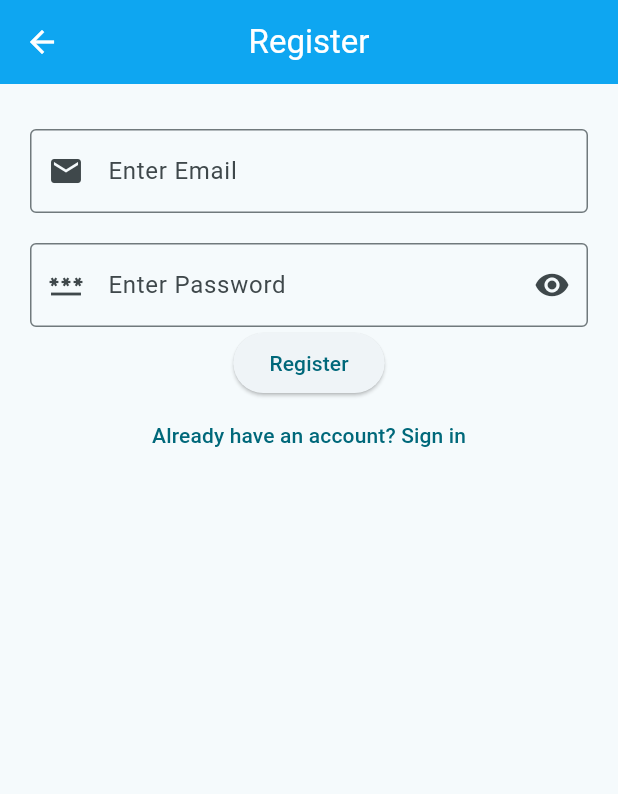
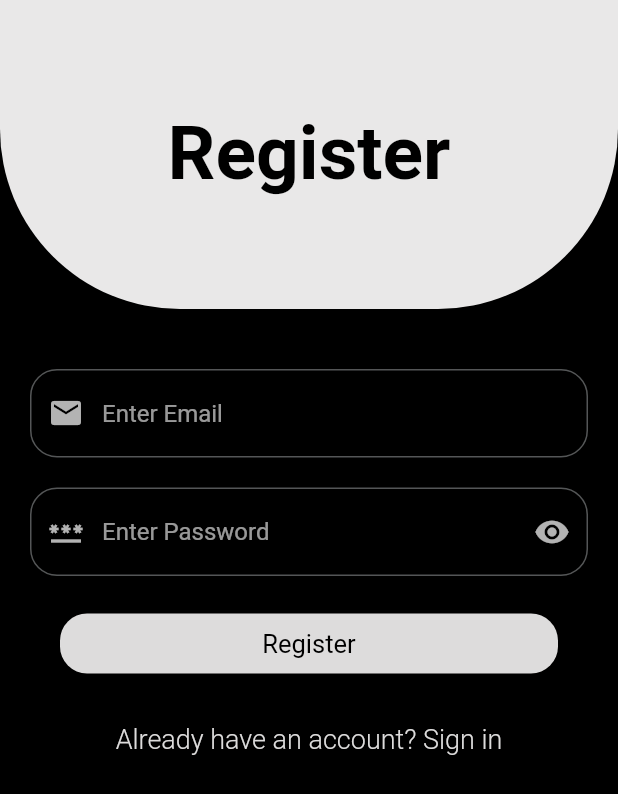
Before and after one commit to ZaynMeledath/zynotes, a Flutter app: the screen it shows after launch, after a tap on "Login or Register", after a tap on "Create an Account", on a phone screen of 412 x 824 dp. Shown: the top 794 px of the screen. Run offline on Flutter 3.47's test engine with Material 2 defaults, Android fonts, the phone set to English and light mode, and no system bars; our stand-ins replace firebase_auth, firebase_core, sqflite; accounts and stored records are empty; network calls fail.

Commit message:
Step-11.0
Login and Register page UI updated

```diff
--- a/lib/main.dart
+++ b/lib/main.dart
@@ -33,13 +33,20 @@ class MyApp extends StatelessWidget {
       },
       title: 'ZyNotes',
       theme: ThemeData(
-        colorScheme: ColorScheme.fromSeed(
-            seedColor: const Color.fromARGB(255, 5, 177, 207)),
-        useMaterial3: true,
-        appBarTheme: const AppBarTheme(
-            foregroundColor: Colors.white,
-            backgroundColor: Color.fromARGB(255, 14, 166, 241)),
-      ),
+          scaffoldBackgroundColor: Colors.black,
+          appBarTheme: const AppBarTheme(
+            backgroundColor: Color.fromARGB(255, 11, 11, 11),
+            titleTextStyle: TextStyle(
+              color: Color.fromARGB(255, 167, 166, 166),
+              fontSize: 23,
+              fontWeight: FontWeight.w500,
+            ),
+          ),
+          colorScheme: ColorScheme.fromSeed(
+            seedColor: Colors.white,
+            brightness: Brightness.dark,
+            primary: const Color.fromARGB(255, 221, 220, 220),
+          )),
       home: const HomePage(),
     );
   }
--- a/lib/utilities/dialogs/generic_dialog.dart
+++ b/lib/utilities/dialogs/generic_dialog.dart
@@ -12,11 +12,13 @@ Future<T?> showGenericDialog<T>({
       context: context,
       builder: (context) {
         return AlertDialog(
+          backgroundColor: const Color.fromARGB(255, 29, 29, 29),
+          elevation: 80,
           title: Text(title),
           content: Text(content),
           actions: options.keys.map((optionTitle) {
             final T? value = options[optionTitle];
-            return ElevatedButton(
+            return TextButton(
                 onPressed: () {
                   if (value != null) {
                     Navigator.of(context).pop(value);
--- a/lib/views/guest_view.dart
+++ b/lib/views/guest_view.dart
@@ -23,14 +23,28 @@ class _GuestViewState extends State<GuestView> {
           child: Center(
             child: Column(
               children: [
-                const Text('Hi Guest'),
-                const Text('WELCOME TO ZYNOTES'),
-                ElevatedButton(
-                    onPressed: () {
-                      Navigator.of(context)
-                          .pushNamedAndRemoveUntil(loginView, (route) => false);
-                    },
-                    child: const Text('Login or Register'))
+                const Padding(
+                    padding: EdgeInsets.only(bottom: 8, top: 3),
+                    child: Text(
+                      'Hi Guest',
+                      style: TextStyle(
+                        fontSize: 25,
+                        fontWeight: FontWeight.w500,
+                      ),
+                    )),
+                const Text(
+                  'WELCOME TO ZYNOTES',
+                  style: TextStyle(fontSize: 25, fontWeight: FontWeight.w500),
+                ),
+                Padding(
+                  padding: const EdgeInsets.only(top: 8),
+                  child: ElevatedButton(
+                      onPressed: () {
+                        Navigator.of(context).pushNamedAndRemoveUntil(
+                            loginView, (route) => false);
+                      },
+                      child: const Text('Login or Register')),
+                )
               ],
             ),
           ),
--- a/lib/views/login_view.dart
+++ b/lib/views/login_view.dart
@@ -35,21 +35,42 @@ class _LoginViewState extends State<LoginView> {
 
   @override
   Widget build(BuildContext context) {
+    final screenWidth = MediaQuery.of(context).size.width;
+    final screenHeight = MediaQuery.of(context).size.height;
+    final isKeyboard = MediaQuery.of(context).viewInsets.bottom != 0;
     return Scaffold(
-        appBar: AppBar(
-          centerTitle: true,
-          title: const Text('Login'),
+        body: SafeArea(
+      child: Column(children: [
+        Container(
+          width: screenWidth,
+          height: isKeyboard ? screenHeight * .10 : screenHeight * .25,
+          decoration: const BoxDecoration(
+              color: Color.fromARGB(255, 233, 232, 232),
+              borderRadius: BorderRadius.only(
+                  bottomLeft: Radius.circular(120),
+                  bottomRight: Radius.circular(120))),
+          child: const Center(
+            child: Text(
+              'Login',
+              style: TextStyle(
+                color: Colors.black,
+                fontSize: 50,
+                fontWeight: FontWeight.bold,
               ),
-        body: Container(
-            padding: const EdgeInsets.symmetric(horizontal: 20, vertical: 30),
+            ),
+          ),
+        ),
+        Padding(
+          padding: const EdgeInsets.symmetric(horizontal: 20, vertical: 40),
           child: Column(
             children: [
               TextField(
                 controller: _email,
-                  decoration: const InputDecoration(
+                decoration: InputDecoration(
                     hintText: 'Enter Email',
-                      border: OutlineInputBorder(),
-                      prefixIcon: Icon(Icons.email)),
+                    border: OutlineInputBorder(
+                        borderRadius: BorderRadius.circular(18)),
+                    prefixIcon: const Icon(Icons.email)),
                 autocorrect: false,
                 keyboardType: TextInputType.emailAddress,
               ),
@@ -62,7 +83,8 @@ class _LoginViewState extends State<LoginView> {
                   enableSuggestions: false,
                   decoration: InputDecoration(
                       hintText: 'Enter Password',
-                        border: const OutlineInputBorder(),
+                      border: OutlineInputBorder(
+                          borderRadius: BorderRadius.circular(18)),
                       prefixIcon: const Icon(Icons.password),
                       suffixIcon: IconButton(
                         icon: Icon(_passwordVisible
@@ -76,8 +98,8 @@ class _LoginViewState extends State<LoginView> {
                       )),
                 ),
               ),
-                ElevatedButton(
-                  onPressed: () async {
+              GestureDetector(
+                onTap: () async {
                   final email = _email.text;
                   final password = _password.text;
                   showDialog(
@@ -129,15 +151,44 @@ class _LoginViewState extends State<LoginView> {
                     );
                   }
                 },
-                  child: const Text('Login'),
+                child: Padding(
+                  padding: const EdgeInsets.only(
+                    left: 20,
+                    right: 20,
+                    top: 25,
                   ),
+                  child: Container(
+                    width: double.infinity,
+                    height: 40,
+                    decoration: BoxDecoration(
+                      color: const Color.fromARGB(255, 221, 220, 220),
+                      borderRadius: BorderRadius.circular(18),
+                    ),
+                    child: const Center(
+                      child: Text('Login',
+                          style: TextStyle(
+                            fontSize: 17,
+                            color: Colors.black,
+                          )),
+                    ),
+                  ),
+                ),
+              ),
+              const SizedBox(height: 20),
               TextButton(
                   onPressed: () {
                     Navigator.of(context).pushNamedAndRemoveUntil(
                         registerView, (route) => route.isFirst);
                   },
-                    child: const Text('Create an Account'))
+                  child: const Text('Create an Account',
+                      style: TextStyle(
+                        fontSize: 18,
+                        fontWeight: FontWeight.w300,
+                      )))
             ],
-            )));
+          ),
+        ),
+      ]),
+    ));
   }
 }
--- a/lib/views/notes/create_update_note_view.dart
+++ b/lib/views/notes/create_update_note_view.dart
@@ -94,7 +94,7 @@ class _CreateUpdateNoteViewState extends State<CreateUpdateNoteView> {
                 maxLines: null,
                 decoration: InputDecoration(
                   hintText: 'Start typing your note...',
-                  hintStyle: TextStyle(color: Colors.black.withOpacity(.35)),
+                  hintStyle: TextStyle(color: Colors.white.withOpacity(.35)),
                   border: InputBorder.none,
                 ),
               );
--- a/lib/views/notes/notes_view.dart
+++ b/lib/views/notes/notes_view.dart
@@ -31,8 +31,10 @@ class _NotesViewState extends State<NotesView> {
   @override
   Widget build(BuildContext context) {
     return Scaffold(
-        appBar:
-            AppBar(title: const Text('Home Page'), centerTitle: true, actions: [
+        appBar: AppBar(
+          title: const Text('Notes'),
+          centerTitle: true,
+          actions: [
             IconButton(
                 onPressed: () {
                   Navigator.of(context).pushNamed(createUpdateNoteView);
@@ -41,7 +43,7 @@ class _NotesViewState extends State<NotesView> {
             PopupMenuButton<MenuAction>(itemBuilder: (context) {
               return const [
                 PopupMenuItem<MenuAction>(
-                  value: MenuAction.logout, child: Text('Log Out'))
+                    value: MenuAction.logout, child: Text('Log Out')),
               ];
             }, onSelected: (value) async {
               switch (value) {
@@ -59,8 +61,11 @@ class _NotesViewState extends State<NotesView> {
                   }
               }
             })
-        ]),
-        body: FutureBuilder(
+          ],
+        ),
+        body: Padding(
+          padding: const EdgeInsets.only(top: 10),
+          child: FutureBuilder(
             future: _notesService.getOrCreateUser(email: userEmail),
             builder: (context, snapshot) {
               switch (snapshot.connectionState) {
@@ -97,6 +102,7 @@ class _NotesViewState extends State<NotesView> {
                   return ActivityIndicator.indicator;
               }
             },
+          ),
         ));
   }
 }
--- a/lib/views/register_view.dart
+++ b/lib/views/register_view.dart
@@ -35,21 +35,40 @@ class _RegisterViewState extends State<RegisterView> {
 
   @override
   Widget build(BuildContext context) {
+    final screenWidth = MediaQuery.of(context).size.width;
+    final screenHeight = MediaQuery.of(context).size.height;
+    final isKeyboard = MediaQuery.of(context).viewInsets.bottom != 0;
     return Scaffold(
-        appBar: AppBar(
-          centerTitle: true,
-          title: const Text('Register'),
-        ),
-        body: Container(
-            padding: const EdgeInsets.symmetric(horizontal: 20, vertical: 30),
+        body: SafeArea(
+      child: Column(children: [
+        Container(
+            width: screenWidth,
+            height: isKeyboard ? screenHeight * .10 : screenHeight * .25,
+            decoration: const BoxDecoration(
+                color: Color.fromARGB(255, 233, 232, 232),
+                borderRadius: BorderRadius.only(
+                  bottomLeft: Radius.circular(120),
+                  bottomRight: Radius.circular(120),
+                )),
+            child: const Center(
+              child: Text('Register',
+                  style: TextStyle(
+                    color: Colors.black,
+                    fontSize: 50,
+                    fontWeight: FontWeight.bold,
+                  )),
+            )),
+        Padding(
+            padding: const EdgeInsets.symmetric(horizontal: 20, vertical: 40),
             child: Column(
               children: [
                 TextField(
                   controller: _email,
-                  decoration: const InputDecoration(
+                  decoration: InputDecoration(
                       hintText: 'Enter Email',
-                      border: OutlineInputBorder(),
-                      prefixIcon: Icon(Icons.email)),
+                      border: OutlineInputBorder(
+                          borderRadius: BorderRadius.circular(18)),
+                      prefixIcon: const Icon(Icons.email)),
                   autocorrect: false,
                   keyboardType: TextInputType.emailAddress,
                 ),
@@ -62,7 +81,8 @@ class _RegisterViewState extends State<RegisterView> {
                     enableSuggestions: false,
                     decoration: InputDecoration(
                         hintText: 'Enter Password',
-                        border: const OutlineInputBorder(),
+                        border: OutlineInputBorder(
+                            borderRadius: BorderRadius.circular(18)),
                         prefixIcon: const Icon(Icons.password),
                         suffixIcon: IconButton(
                           icon: Icon(_passwordVisible
@@ -76,8 +96,8 @@ class _RegisterViewState extends State<RegisterView> {
                         )),
                   ),
                 ),
-                ElevatedButton(
-                  onPressed: () async {
+                GestureDetector(
+                  onTap: () async {
                     final email = _email.text;
                     final password = _password.text;
                     showDialog(
@@ -123,15 +143,43 @@ class _RegisterViewState extends State<RegisterView> {
                       );
                     }
                   },
-                  child: const Text('Register'),
+                  child: Padding(
+                    padding: const EdgeInsets.only(
+                      left: 20,
+                      right: 20,
+                      top: 25,
+                    ),
+                    child: Container(
+                      width: double.infinity,
+                      height: 40,
+                      decoration: BoxDecoration(
+                        color: const Color.fromARGB(255, 221, 220, 220),
+                        borderRadius: BorderRadius.circular(18),
+                      ),
+                      child: const Center(
+                        child: Text('Register',
+                            style: TextStyle(
+                              fontSize: 17,
+                              color: Colors.black,
+                            )),
+                      ),
+                    ),
+                  ),
                 ),
+                const SizedBox(height: 20),
                 TextButton(
                     onPressed: () {
                       Navigator.of(context).pushNamedAndRemoveUntil(
                           loginView, (route) => route.isFirst);
                     },
-                    child: const Text('Already have an account? Sign in'))
+                    child: const Text('Already have an account? Sign in',
+                        style: TextStyle(
+                          fontSize: 18,
+                          fontWeight: FontWeight.w300,
+                        )))
               ],
-            )));
+            )),
+      ]),
+    ));
   }
 }
--- /dev/null
+++ b/lib/views/settings_view.dart
@@ -0,0 +1,42 @@
+import 'package:flutter/material.dart';
+import 'package:zynotes/services/auth/auth_service.dart';
+
+class SettingsView extends StatefulWidget {
+  const SettingsView({super.key});
+
+  @override
+  State<SettingsView> createState() => _SettingsViewState();
+}
+
+class _SettingsViewState extends State<SettingsView> {
+  bool darkThemeToggle = false;
+  @override
+  Widget build(BuildContext context) {
+    final userEmail = AuthService.firebase().currentUser!.email!;
+    return Scaffold(
+        appBar: AppBar(
+          title: const Text('Settings'),
+          centerTitle: true,
+        ),
+        body: Center(
+          child: Column(
+            children: [
+              Text(userEmail, style: const TextStyle(fontSize: 20)),
+              Row(
+                children: [
+                  const Text('Dark Theme'),
+                  IconButton(
+                      icon: Icon(
+                          darkThemeToggle ? Icons.toggle_on : Icons.toggle_off),
+                      onPressed: () {
+                        setState(() {
+                          darkThemeToggle = !darkThemeToggle;
+                        });
+                      })
+                ],
+              )
+            ],
+          ),
+        ));
+  }
+}
```
Lines whose indentation alone changed are shown as unchanged.
